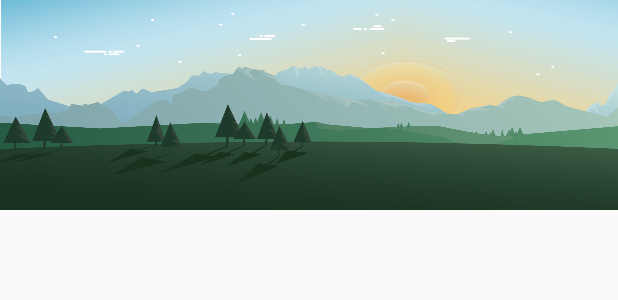
After one commit to ssouthwell1/Popular-Movies-App, an Android app: the layout navigation_header.xml on its own in the app's theme, with its tools: preview values and no code run, on a phone screen of 412 x 824 dp. The commit adds this screen. Shown: the top 300 px of the screen. Run offline under Robolectric (Android 15) with nearby library versions, the phone set to English and light mode, and no system bars.

Commit message:
Updated navigation drawer

```diff
--- a/app/src/main/java/com/udacity/pilotsham/popular_movies_app/MainActivity.java
+++ b/app/src/main/java/com/udacity/pilotsham/popular_movies_app/MainActivity.java
@@ -59,7 +59,7 @@ public class MainActivity extends AppCompatActivity implements MovieAdapter.Movi
         mDrawerLayout.addDrawerListener(mDrawerToggle);
         mDrawerToggle.syncState();
         getSupportActionBar().setDisplayHomeAsUpEnabled(true);
-        getSupportActionBar().setHomeButtonEnabled(true);
+        //getSupportActionBar().setHomeButtonEnabled(true);
 
         GridLayoutManager gridLayoutManager = new GridLayoutManager(this, 2, GridLayoutManager.VERTICAL, false);
         mRecyclerView.setLayoutManager(gridLayoutManager);
@@ -148,7 +148,6 @@ public class MainActivity extends AppCompatActivity implements MovieAdapter.Movi
         if (mDrawerToggle.onOptionsItemSelected(item)) {
             return true;
         }
-
         if (id == R.id.action_sort_by_popular) {
             loadMovieData(StringUtils.POPULAR_MOVIE_PARAM);
         } else if (id == R.id.action_sort_by_rating) {
--- a/app/src/main/res/layout/movie_list_item.xml
+++ b/app/src/main/res/layout/movie_list_item.xml
@@ -10,11 +10,9 @@
         android:id="@+id/image_movie_poster"
         android:layout_width="match_parent"
         android:layout_height="wrap_content"
+        android:adjustViewBounds="true"
         android:clickable="true"
-        android:scaleType="centerCrop"
-        tools:src="@drawable/deadpool"
-        android:adjustViewBounds="true"
-        />
+        android:scaleType="centerCrop" />
 
 
 </RelativeLayout>
--- /dev/null
+++ b/app/src/main/res/layout/navigation_header.xml
@@ -0,0 +1,14 @@
+<?xml version="1.0" encoding="utf-8"?>
+<RelativeLayout xmlns:android="http://schemas.android.com/apk/res/android"
+    android:layout_width="match_parent"
+    android:layout_height="140dp"
+    android:orientation="vertical"
+    android:background="@drawable/placeholder_image">
+
+
+
+
+
+
+
+</RelativeLayout>
--- a/app/src/main/res/values/strings.xml
+++ b/app/src/main/res/values/strings.xml
@@ -8,5 +8,8 @@
     <string name="title_movie_detail">Movie Detail</string>
 
     <string name="user_rating_movie">%1$s/10</string>
+    <string name="drawer_open">Open</string>
+    <string name="drawer_close">Close</string>
+
 
 </resources>
```
Also changed, not shown: app/build.gradle (+4 -4 lines), app/src/main/res/layout/activity_main.xml (+14 -2 lines), app/src/main/res/menu/navigation_menu.xml (added, +27 -0 lines), app/src/main/res/drawable/placeholder_image.png (added).
